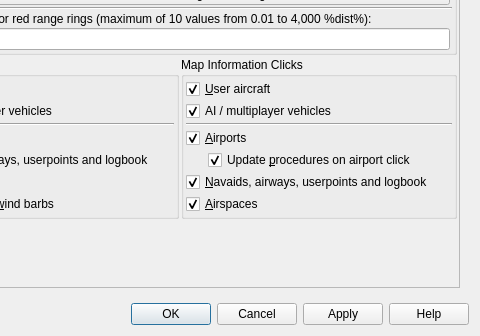
Before: the Qt Designer form src/options/options.ui in albar965/littlenavmap, drawn with Qt 5; both pictures show x 409 to 889 and y 198 to 534 of the 889 by 534 pixel window.
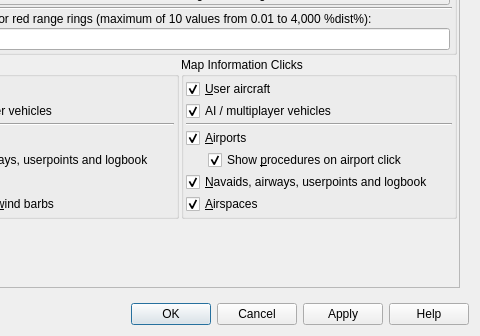
After: the same form once the commit is applied. The open tabs and pages were chosen to show the change.

Diff of the .ui file:
```diff
--- a/src/options/options.ui
+++ b/src/options/options.ui
@@ -1279,7 +1279,7 @@
                     <string>Show procedures in procedure search tab on airport click</string>
                    </property>
                    <property name="text">
-                    <string>Update &amp;procedures on airport click</string>
+                    <string>Show &amp;procedures on airport click</string>
                    </property>
                    <property name="checked">
                     <bool>true</bool>
```
Left out of the diff: 6 changed lines with no effect on the pictures.
